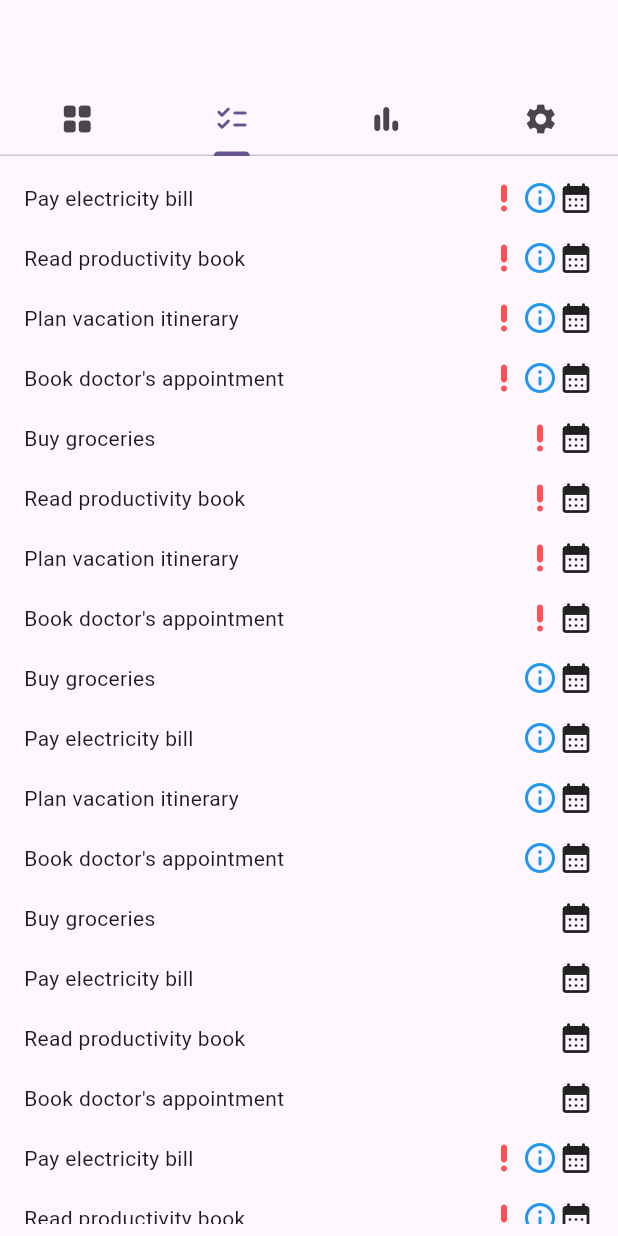
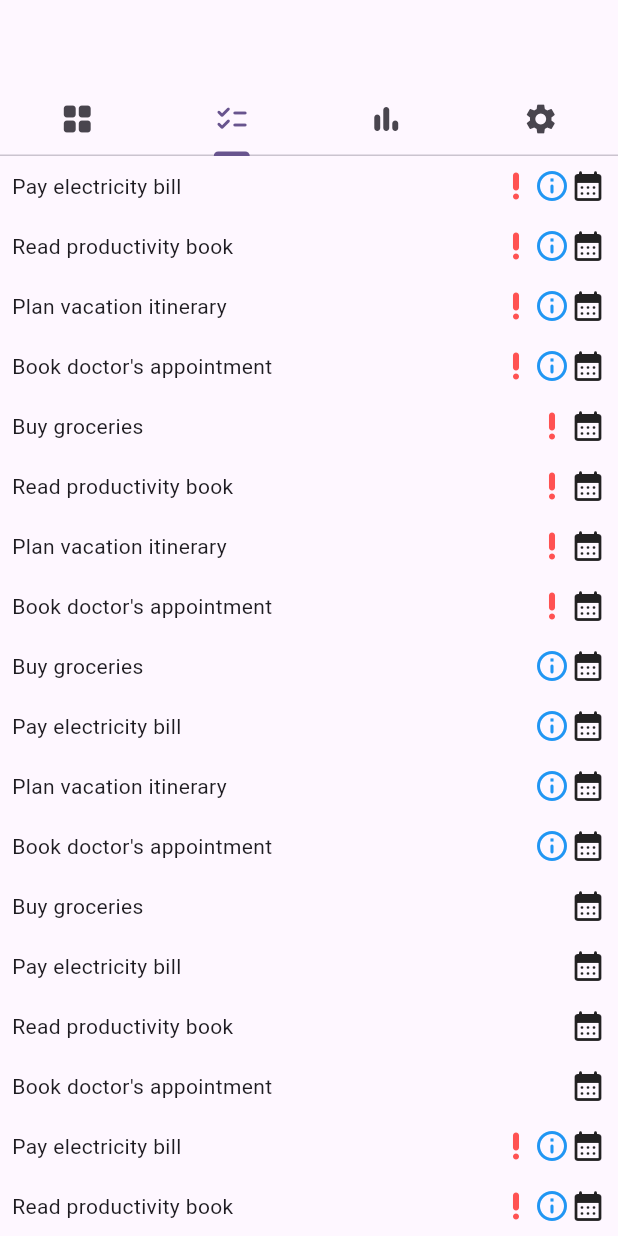
Before and after one commit to milanjr/Public-todo_app_flutter, a Flutter app: the screen it shows after launch, tab 2 chosen, on a phone screen of 412 x 824 dp. Run offline on Flutter 3.47's test engine with Material 3 defaults, Android fonts, the phone set to English and light mode, and no system bars; our stand-ins replace fl_chart.

Commit message:
TaskListPage fixed

```diff
--- a/lib/views/task_list_page.dart
+++ b/lib/views/task_list_page.dart
@@ -1,5 +1,6 @@
 import 'package:flutter/material.dart';
 import 'package:provider/provider.dart';
+import 'package:todo_app/models/task.dart';
 import '../view_models/eisenhower_matrix_view_model.dart';
 
 
@@ -8,17 +9,32 @@ class TaskListPage extends StatelessWidget {
 
   @override
   Widget build(BuildContext context) {
-    return Padding(
-      padding: const EdgeInsets.all(8.0),
-      child: ChangeNotifierProvider(
+    return ChangeNotifierProvider(
       create: (context) => EisenhowerMatrixViewModel(),
       child: Consumer<EisenhowerMatrixViewModel>(
         builder: (context, vm, child) {
-            return Center(
-              child: Expanded(
-                child: ListView(
+          return ListView(
           children: List.generate(vm.tasks.length, (index) {
             final task = vm.tasks[index];
+            return TaskListRow(task: task);
+          }),
+                    );
+        }
+      ),
+    );
+  }
+}
+
+class TaskListRow extends StatelessWidget {
+  const TaskListRow({
+    super.key,
+    required this.task,
+  });
+
+  final TodoTask task;
+
+  @override
+  Widget build(BuildContext context) {
     return Padding(
       padding: const EdgeInsets.all(8.0),
       child: Row(
@@ -34,13 +50,5 @@ class TaskListPage extends StatelessWidget {
         ],
       ),
     );
-                }),
-              )
-              )
-                );
-          }
-        ),
-      ),
-    );
   }
 }
```
Lines whose indentation alone changed are shown as unchanged.
